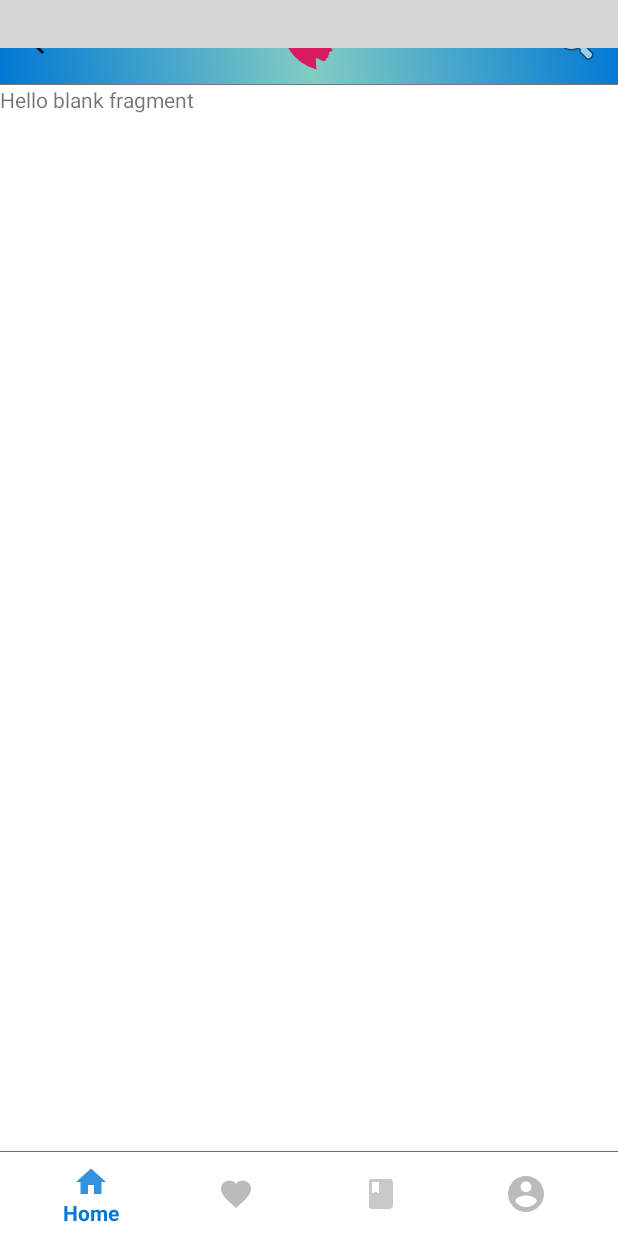
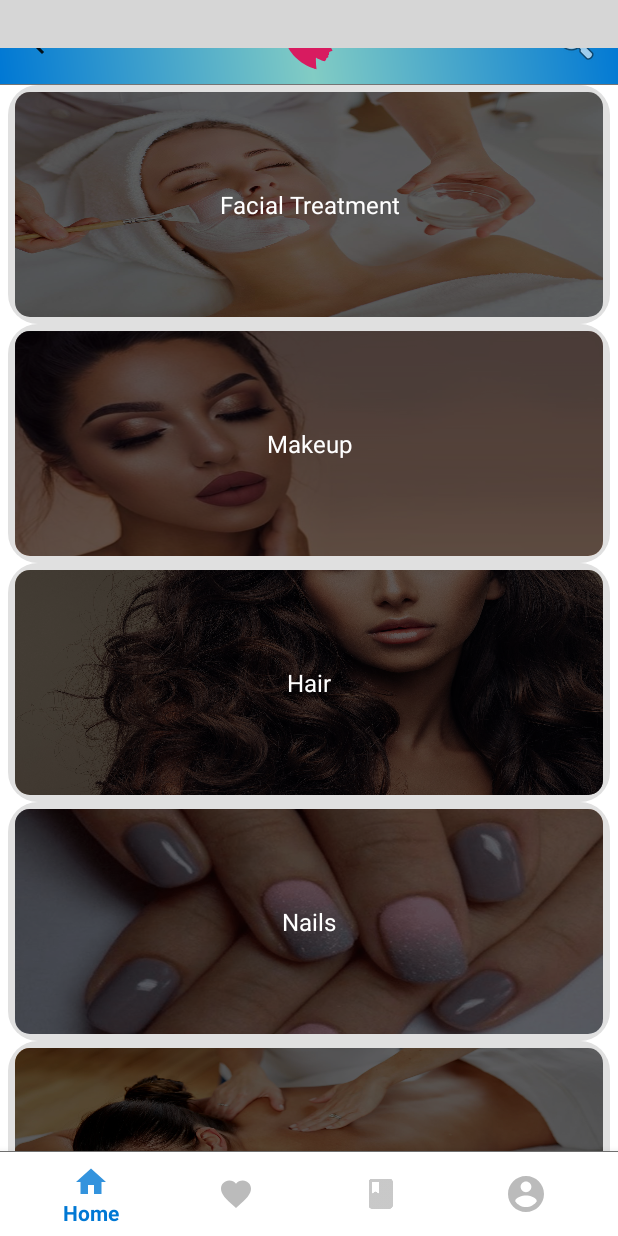
Before and after one commit to danh-luong/HCI_SpaBooking_Mobile, an Android app: the screen it shows after launch (MainActivity), after a tap on "Facial Treatment", on a phone screen of 412 x 824 dp. Run offline under Robolectric (Android 15) with nearby library versions, the phone set to English and light mode, and no system bars; libraries missing offline, so code that uses them is left out: com.miguelcatalan.materialsearchview; plain views replace MaterialSearchView; Roboto replaces fonts that are not available here; 2 statements that could not run were skipped; grey boxes are pictures that could not be loaded.

Commit message:
Create initial fragment for Category Service list screen

```diff
--- a/RosieBeauty/app/src/main/java/rosie/com/rosiebeauty/CategoryServices.java
+++ b/RosieBeauty/app/src/main/java/rosie/com/rosiebeauty/CategoryServices.java
@@ -8,6 +8,14 @@
 
 import androidx.appcompat.app.AppCompatActivity;
 import androidx.fragment.app.Fragment;
+import androidx.recyclerview.widget.DefaultItemAnimator;
+import androidx.recyclerview.widget.RecyclerView;
+import androidx.recyclerview.widget.StaggeredGridLayoutManager;
+
+import java.util.ArrayList;
+
+import rosie.com.rosiebeauty.Adapter.MultiViewTypeAdapter;
+import rosie.com.rosiebeauty.Model.MultiViewModel;
 
 
 /**
@@ -15,6 +23,11 @@
  */
 public class CategoryServices extends Fragment {
 
+
+    private ArrayList<MultiViewModel> gridViewModelArrayList;
+    private RecyclerView mRecyclerView;
+    private String[] activity_names;
+    private int[] icons;
 
     public CategoryServices() {
         // Required empty public constructor
@@ -26,9 +39,58 @@
                              Bundle savedInstanceState) {
         // Inflate the layout for this fragment
         View view = inflater.inflate(R.layout.fragment_category_services, container, false);
+        gridViewModelArrayList = new ArrayList();
+
+        prepareData();
+
+        MultiViewTypeAdapter adapter = new MultiViewTypeAdapter(gridViewModelArrayList, this.getActivity().getApplicationContext());
+        // LinearLayoutManager linearLayoutManager = new LinearLayoutManager(this, RecyclerView.VERTICAL, false);
+
+        mRecyclerView = view.findViewById(R.id.suggestionView);
+        StaggeredGridLayoutManager lm =
+                new StaggeredGridLayoutManager(3, StaggeredGridLayoutManager.VERTICAL);
+        mRecyclerView.setLayoutManager(lm);
+        mRecyclerView.setItemAnimator(new DefaultItemAnimator());
+        mRecyclerView.setAdapter(adapter);
         ((AppCompatActivity) getActivity()).getSupportActionBar().setDisplayHomeAsUpEnabled(true);
         return view;
     }
 
+    void prepareData() {
+        activity_names = new String[]{
+                "Facial Treatment",
+                "Makeup",
+                "Hair",
+                "Nails",
+                "Massage",
+                "Waxing",
+                "Steam Bath",
+                "Burn Fat",
+                "Tattoo Makeup",
+        };
+        icons = new int[]{
+                R.drawable.facial_treatment,
+                R.drawable.makeup,
+                R.drawable.hair,
+                R.drawable.nails,
+                R.drawable.massage,
+                R.drawable.waxing,
+                R.drawable.steam_bath,
+                R.drawable.burn_fat,
+                R.drawable.tattoo_makeup
+        };
+
+
+        MultiViewModel gridViewModel = null;
+        for (int i = 0; i < activity_names.length; i++) {
+//            if (i == 0) {
+//                gridViewModel = new MultiViewModel(MultiViewModel.TYPE_SLIDESHOW, "", R.drawable.slideshow1);
+//                gridViewModelArrayList.add(gridViewModel);
+//            } else {
+            gridViewModel = new MultiViewModel(MultiViewModel.TYPE_IMAGE_WITH_TEXT, activity_names[i], icons[i]);
+            gridViewModelArrayList.add(gridViewModel);
+//            }
+        }
+    }
 
 }
--- a/RosieBeauty/app/src/main/res/layout/fragment_category_services.xml
+++ b/RosieBeauty/app/src/main/res/layout/fragment_category_services.xml
@@ -7,9 +7,11 @@
     tools:context=".CategoryServices">
 
     <!-- TODO: Update blank fragment layout -->
-    <TextView
+    <androidx.recyclerview.widget.RecyclerView
+        android:id="@+id/suggestionView"
         android:layout_width="match_parent"
         android:layout_height="match_parent"
-        android:text="@string/hello_blank_fragment" />
+        android:layout_gravity="center_horizontal"
+        android:background="?android:attr/selectableItemBackground" />
 
 </FrameLayout>
```
